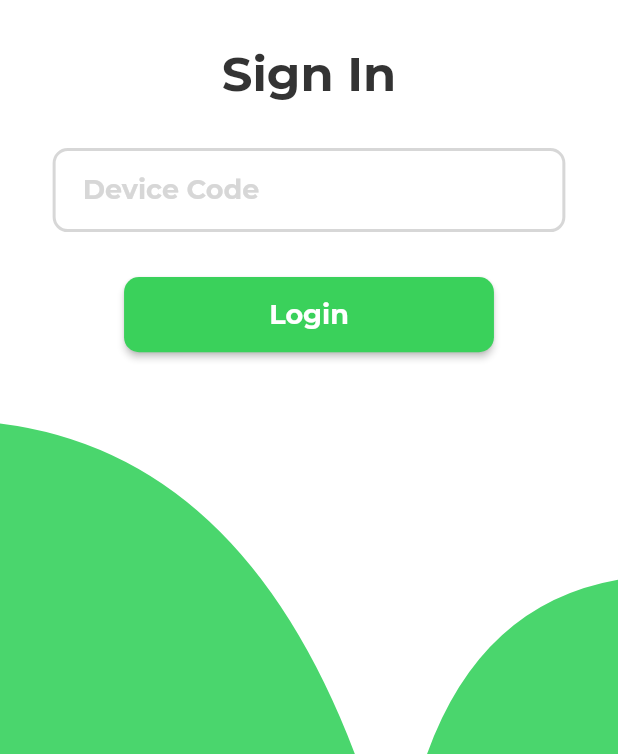
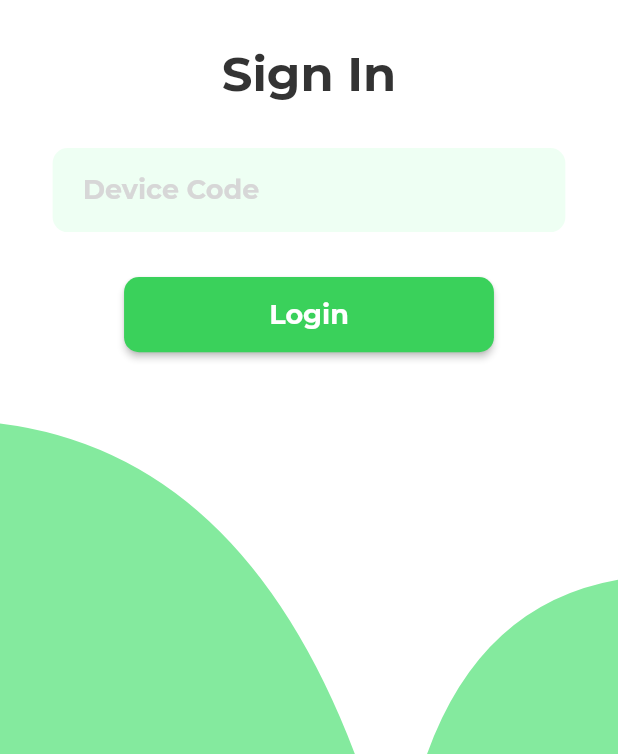
Before and after one commit to nxhung1610/flower-store, a Flutter app: the LoginScreen screen opened by its route, on a phone screen of 412 x 824 dp, the part 482-1236 px from its top. Run offline on Flutter 3.47's test engine with Material 2 defaults, Android fonts, the phone set to English and light mode, and no system bars; our stand-ins replace bloc, equatable, flutter_bloc, flutter_screenutil, flutter_spinkit, flutter_svg and 2 more; accounts and stored records are empty; project files that could hold a hidden picture were left out.

Commit message:
[UPDATE] - update new color

```diff
--- a/lib/app.dart
+++ b/lib/app.dart
@@ -1,6 +1,6 @@
 import 'package:flower_store/src/blocs/auth/auth_bloc.dart';
 import 'package:flower_store/src/blocs/init/init_bloc.dart';
-import 'package:flower_store/src/blocs/main/navigator_bar/navigator_app_bar_bloc.dart';
+import 'package:flower_store/src/blocs/main/bottom_nav/navigator_app_bar_bloc.dart';
 import 'package:flower_store/src/screens/init/init_screen.dart';
 import 'package:flower_store/src/screens/screen.dart';
 import 'package:flower_store/src/utils/general.dart';
--- a/lib/src/screens/auth/login_screen.dart
+++ b/lib/src/screens/auth/login_screen.dart
@@ -78,7 +78,7 @@ class _BodyScreen extends StatelessWidget {
                 Text(
                   'Sign In',
                   style: AppTextStyle.header2.copyWith(
-                    color: AppColors.color5,
+                    color: AppColors.color6,
                     fontWeight: FontWeight.bold,
                   ),
                 ),
@@ -114,43 +114,29 @@ class _LoginFormState extends State<_LoginForm> {
   Widget build(BuildContext context) {
     return Column(
       children: [
-        TextField(
+        Container(
+          decoration: BoxDecoration(
+            borderRadius: BorderRadius.circular(10.w),
+            color: AppColors.color4,
+          ),
+          child: TextField(
             controller: deviceCodeController,
             cursorWidth: 2.w,
             cursorRadius: Radius.elliptical(10, 10),
             decoration: InputDecoration(
               contentPadding:
                   EdgeInsets.symmetric(horizontal: 20.w, vertical: 17.h),
-            border: OutlineInputBorder(
-              borderRadius: BorderRadius.all(Radius.circular(10.w)),
-              borderSide: BorderSide(
-                color: AppColors.color8,
-                width: 2.w,
-              ),
-            ),
-            enabledBorder: OutlineInputBorder(
-              borderRadius: BorderRadius.all(Radius.circular(10.w)),
-              borderSide: BorderSide(
-                color: AppColors.color8,
-                width: 2.w,
-              ),
-            ),
-            focusedBorder: OutlineInputBorder(
-              borderRadius: BorderRadius.all(Radius.circular(10.w)),
-              borderSide: BorderSide(
-                color: AppColors.color2,
-                width: 2.w,
-              ),
-            ),
+              border: InputBorder.none,
               hintText: 'Device Code',
               hintStyle: AppTextStyle.header5.copyWith(
-              color: AppColors.color8,
+                color: AppColors.color9,
                 fontWeight: FontWeight.w600,
               ),
             ),
             style: AppTextStyle.header5.copyWith(
-            color: AppColors.color5,
+              color: AppColors.color6,
               fontWeight: FontWeight.w600,
+            ),
           ),
         ),
         SizedBox(
@@ -171,7 +157,7 @@ class _LoginFormState extends State<_LoginForm> {
             child: Text(
               'Login',
               style: AppTextStyle.header5.copyWith(
-                color: AppColors.color9,
+                color: AppColors.color10,
                 fontWeight: FontWeight.w600,
               ),
             ),
@@ -208,7 +194,7 @@ class _LoginPaint extends CustomPainter {
   @override
   void paint(Canvas canvas, Size size) {
     var paint = Paint();
-    paint.color = AppColors.color2;
+    paint.color = AppColors.color3;
     paint.style = PaintingStyle.fill;
 
     Path path = Path();
--- a/lib/src/screens/auth/pincode_screen.dart
+++ b/lib/src/screens/auth/pincode_screen.dart
@@ -68,7 +68,7 @@ class _BodyScreenState extends State<_BodyScreen> {
           Text(
             'Enter Your Pincode',
             style: AppTextStyle.header3.copyWith(
-              color: AppColors.color5,
+              color: AppColors.color6,
               fontWeight: FontWeight.bold,
             ),
           ),
@@ -107,7 +107,7 @@ class _BodyScreenState extends State<_BodyScreen> {
             children: [
               Text(
                 'Use another device?',
-                style: AppTextStyle.header6.copyWith(color: AppColors.color7),
+                style: AppTextStyle.header6.copyWith(color: AppColors.color8),
               ),
               SizedBox(
                 width: 8.w,
--- a/lib/src/screens/init/init_screen.dart
+++ b/lib/src/screens/init/init_screen.dart
@@ -78,7 +78,7 @@ class _BodyScreen extends StatelessWidget {
           children: [
             SvgPicture.asset(
               'assets/icon.svg',
-              color: AppColors.color9,
+              color: AppColors.color10,
             ),
             SizedBox(
               height: 20.h,
@@ -88,7 +88,7 @@ class _BodyScreen extends StatelessWidget {
               builder: (context, isLoading) {
                 if (isLoading) {
                   return SpinKitThreeBounce(
-                    color: AppColors.color9,
+                    color: AppColors.color10,
                     size: 30.w,
                   );
                 }
--- a/lib/src/screens/welcome/welcome_screen.dart
+++ b/lib/src/screens/welcome/welcome_screen.dart
@@ -105,7 +105,7 @@ class _BodyScreen extends StatelessWidget {
                   child: Text(
                     'Get Started',
                     style: AppTextStyle.header5.copyWith(
-                      color: AppColors.color9,
+                      color: AppColors.color11,
                       fontWeight: FontWeight.w600,
                     ),
                   ),
--- a/lib/src/utils/themes/app_colors.dart
+++ b/lib/src/utils/themes/app_colors.dart
@@ -4,11 +4,12 @@ class AppColors {
   static const color1 = Color(0xff3AD15B);
   static const color2 = Color(0xff4AD66D);
   static const color3 = Color(0xff84EA9E);
-  static const color4 = Color(0xff000000);
-  static const color5 = Color(0xff333333);
-  static const color6 = Color(0xff6B6A6A);
-  static const color7 = Color(0xff9D9C9C);
-  static const color8 = Color(0xffD7D7D7);
-  static const color9 = Color(0xffFFFFFF);
-  static const color10 = Color(0xffD02D2D);
+  static const color4 = Color(0xffEEFFF3);
+  static const color5 = Color(0xff000000);
+  static const color6 = Color(0xff333333);
+  static const color7 = Color(0xff6B6A6A);
+  static const color8 = Color(0xff9D9C9C);
+  static const color9 = Color(0xffD7D7D7);
+  static const color10 = Color(0xffFFFFFF);
+  static const color11 = Color(0xffD02D2D);
 }
--- a/lib/src/utils/themes/app_text_style.dart
+++ b/lib/src/utils/themes/app_text_style.dart
@@ -4,42 +4,42 @@ import 'package:flutter_screenutil/flutter_screenutil.dart';
 
 class AppTextStyle {
   static final header1 = TextStyle(
-    color: AppColors.color5,
+    color: AppColors.color11,
     fontSize: 36.sp,
     fontStyle: FontStyle.normal,
   );
   static final header2 = TextStyle(
-    color: AppColors.color5,
+    color: AppColors.color11,
     fontSize: 32.sp,
     fontStyle: FontStyle.normal,
   );
   static final header3 = TextStyle(
-    color: AppColors.color5,
+    color: AppColors.color11,
     fontSize: 28.sp,
     fontStyle: FontStyle.normal,
   );
   static final header4 = TextStyle(
-    color: AppColors.color5,
+    color: AppColors.color11,
     fontSize: 24.sp,
     fontStyle: FontStyle.normal,
   );
   static final header5 = TextStyle(
-    color: AppColors.color5,
+    color: AppColors.color11,
     fontSize: 18.sp,
     fontStyle: FontStyle.normal,
   );
   static final header6 = TextStyle(
-    color: AppColors.color5,
+    color: AppColors.color11,
     fontSize: 14.sp,
     fontStyle: FontStyle.normal,
   );
   static final header7 = TextStyle(
-    color: AppColors.color5,
+    color: AppColors.color11,
     fontSize: 10.sp,
     fontStyle: FontStyle.normal,
   );
   static final paragraph = TextStyle(
-    color: AppColors.color5,
+    color: AppColors.color11,
     fontSize: 10.sp,
     fontStyle: FontStyle.normal,
   );
--- a/lib/src/utils/themes/theme.dart
+++ b/lib/src/utils/themes/theme.dart
@@ -7,7 +7,7 @@ ThemeData AppTheme() {
       primaryColorLight: AppColors.color3,
       primaryColorDark: AppColors.color1,
       scaffoldBackgroundColor: Colors.white,
-      backgroundColor: AppColors.color9,
+      backgroundColor: AppColors.color11,
       fontFamily: 'Montserrat',
       textSelectionTheme: TextSelectionThemeData(
         cursorColor: AppColors.color2,
```
Also changed, not shown: lib/src/screens/main/main_screen.dart (+8 -8 lines), lib/src/blocs/main/bottom_nav/navigator_app_bar_bloc.dart (renamed from lib/src/blocs/main/navigator_bar/navigator_app_bar_bloc.dart), lib/src/blocs/main/bottom_nav/navigator_app_bar_event.dart (renamed from lib/src/blocs/main/navigator_bar/navigator_app_bar_event.dart), lib/src/blocs/main/bottom_nav/navigator_app_bar_state.dart (renamed from lib/src/blocs/main/navigator_bar/navigator_app_bar_state.dart). Lines whose indentation alone changed are shown as unchanged.
